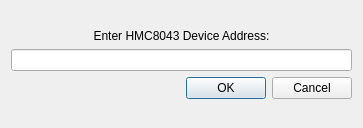
Old version of the form hostaddrconfigdialog.ui in the repository andrzej79/HMC8043App.
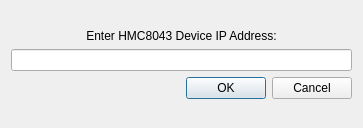
New version of the form.

```diff
--- a/hostaddrconfigdialog.ui
+++ b/hostaddrconfigdialog.ui
@@ -30,7 +30,7 @@
    <item>
     <widget class="QLabel" name="label">
      <property name="text">
-      <string>Enter HMC8043 Device Address:</string>
+      <string>Enter HMC8043 Device IP Address:</string>
      </property>
      <property name="alignment">
       <set>Qt::AlignCenter</set>
```
Left out of the diff: 2 changed lines with no effect on the pictures.
